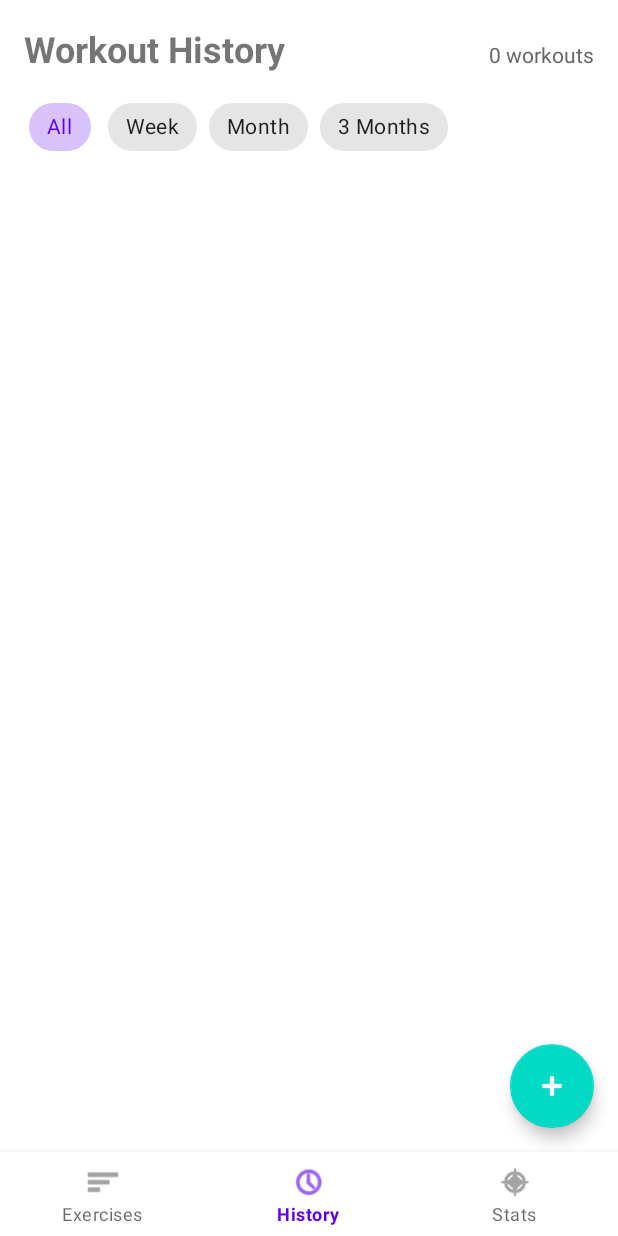
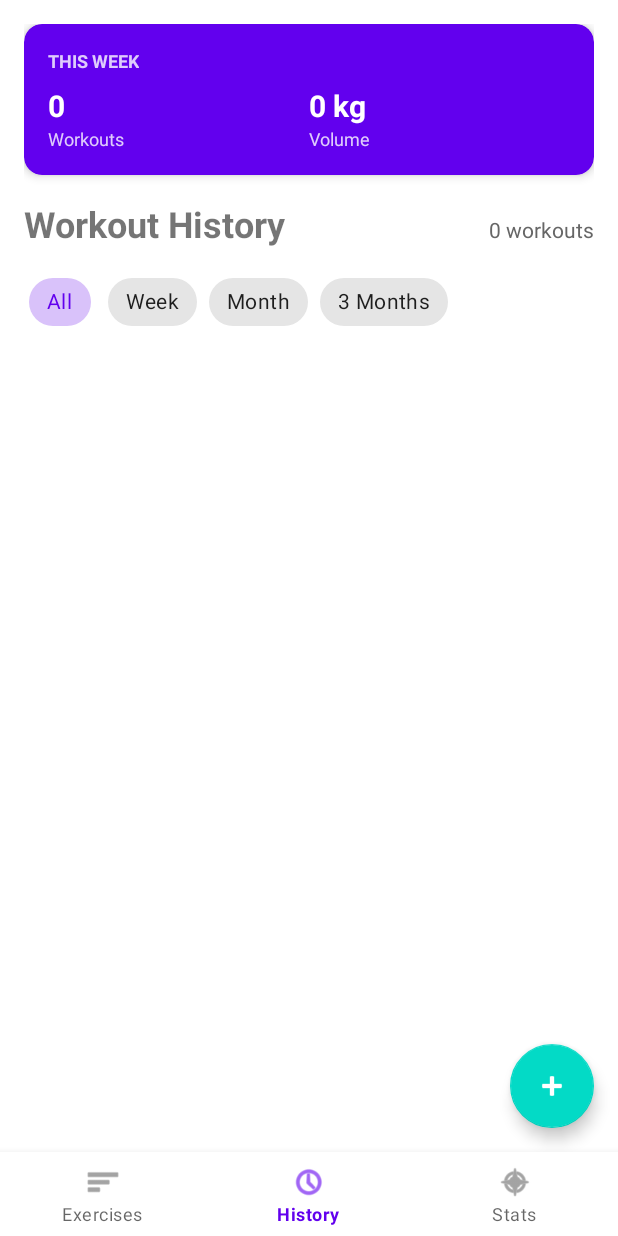
Before and after one commit to VaishuReddy07/2025f-challenge-week, an Android app: the screen it shows after launch (MainActivity), item 2 of the bottom bar chosen, on a phone screen of 412 x 824 dp. Run offline under Robolectric (Android 15) with nearby library versions, the light colour scheme and no system bars.

Commit message:
feat: add weekly summary header on history screen (FTRC-S038)

```diff
--- a/android/app/src/main/res/layout/fragment_history.xml
+++ b/android/app/src/main/res/layout/fragment_history.xml
@@ -15,6 +15,76 @@
             android:layout_height="match_parent"
             android:orientation="vertical"
             android:padding="16dp">
+
+            <!-- Weekly Summary Header -->
+            <androidx.cardview.widget.CardView
+                android:id="@+id/cvWeeklySummary"
+                android:layout_width="match_parent"
+                android:layout_height="wrap_content"
+                android:layout_marginBottom="16dp"
+                app:cardCornerRadius="12dp"
+                app:cardElevation="4dp"
+                app:cardBackgroundColor="@color/purple_500">
+                <LinearLayout
+                    android:layout_width="match_parent"
+                    android:layout_height="wrap_content"
+                    android:orientation="vertical"
+                    android:padding="16dp">
+                    <TextView
+                        android:layout_width="wrap_content"
+                        android:layout_height="wrap_content"
+                        android:text="THIS WEEK"
+                        android:textColor="#CCFFFFFF"
+                        android:textSize="12sp"
+                        android:textStyle="bold" />
+                    <LinearLayout
+                        android:layout_width="match_parent"
+                        android:layout_height="wrap_content"
+                        android:orientation="horizontal"
+                        android:layout_marginTop="8dp">
+                        <LinearLayout
+                            android:layout_width="0dp"
+                            android:layout_height="wrap_content"
+                            android:layout_weight="1"
+                            android:orientation="vertical">
+                            <TextView
+                                android:id="@+id/tvWeeklyWorkouts"
+                                android:layout_width="wrap_content"
+                                android:layout_height="wrap_content"
+                                android:text="0"
+                                android:textColor="@android:color/white"
+                                android:textSize="20sp"
+                                android:textStyle="bold" />
+                            <TextView
+                                android:layout_width="wrap_content"
+                                android:layout_height="wrap_content"
+                                android:text="Workouts"
+                                android:textColor="#CCFFFFFF"
+                                android:textSize="12sp" />
+                        </LinearLayout>
+                        <LinearLayout
+                            android:layout_width="0dp"
+                            android:layout_height="wrap_content"
+                            android:layout_weight="1"
+                            android:orientation="vertical">
+                            <TextView
+                                android:id="@+id/tvWeeklyVolume"
+                                android:layout_width="wrap_content"
+                                android:layout_height="wrap_content"
+                                android:text="0 kg"
+                                android:textColor="@android:color/white"
+                                android:textSize="20sp"
+                                android:textStyle="bold" />
+                            <TextView
+                                android:layout_width="wrap_content"
+                                android:layout_height="wrap_content"
+                                android:text="Volume"
+                                android:textColor="#CCFFFFFF"
+                                android:textSize="12sp" />
+                        </LinearLayout>
+                    </LinearLayout>
+                </LinearLayout>
+            </androidx.cardview.widget.CardView>
 
             <LinearLayout
                 android:layout_width="match_parent"
```
Also changed, not shown: android/app/src/main/java/com/epita/fitnesstracker/HistoryFragment.java (+37 -3 lines).
